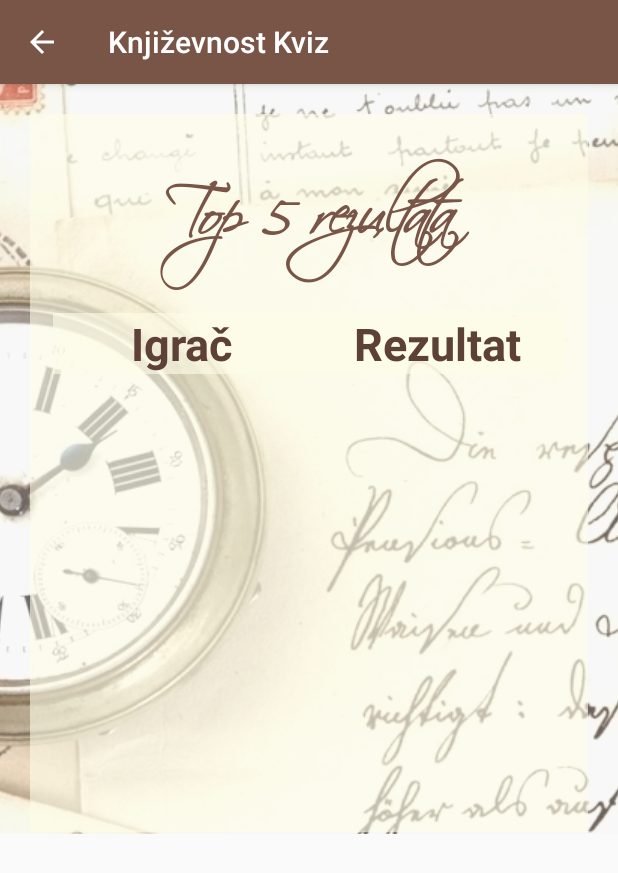
After one commit to AndreaLakoseljac/Quiz, an Android app: the ResultsActivity screen opened directly, with no data from a screen before it, on a phone screen of 412 x 824 dp. The commit adds this screen. Shown: the top 873 px of the screen. Run offline under Robolectric (Android 15) with nearby library versions, the phone set to English and light mode, and no system bars.

Commit message:
results uradjen

```diff
--- a/app/src/main/AndroidManifest.xml
+++ b/app/src/main/AndroidManifest.xml
@@ -19,6 +19,9 @@
         <activity
             android:name=".CreditsActivity"
             android:parentActivityName=".MainActivity"></activity>
+        <activity
+            android:name=".ResultsActivity"
+            android:parentActivityName=".MainActivity"></activity>
         <meta-data
             android:name="preloaded_fonts"
             android:resource="@array/preloaded_fonts" />
--- a/app/src/main/java/com/example/android/quiz/CreditsActivity.java
+++ b/app/src/main/java/com/example/android/quiz/CreditsActivity.java
@@ -12,6 +12,7 @@ public class CreditsActivity extends AppCompatActivity {
     @Override
     protected void onCreate(Bundle savedInstanceState) {
         super.onCreate(savedInstanceState);
+
         setContentView(R.layout.credits_layout);
 
         TextView collegeTextView = (TextView) findViewById(R.id.credits_college_id);
--- a/app/src/main/java/com/example/android/quiz/MainActivity.java
+++ b/app/src/main/java/com/example/android/quiz/MainActivity.java
@@ -67,12 +67,29 @@ public class MainActivity extends AppCompatActivity {
         }
         setContentView(R.layout.activity_main);
 
+        Button resultsButton = (Button) findViewById(R.id.results_button_id);
+        resultsButton.setOnClickListener(new View.OnClickListener() {
+            @Override
+            public void onClick(View view) {
+                Intent resultsIntent = new Intent(MainActivity.this, ResultsActivity.class);
+                startActivity(resultsIntent);
+            }
+        });
+
         Button creditsButton = (Button) findViewById(R.id.credits_button_id);
         creditsButton.setOnClickListener(new View.OnClickListener() {
             @Override
             public void onClick(View view) {
                 Intent creditsIntent = new Intent(MainActivity.this, CreditsActivity.class);
                 startActivity(creditsIntent);
+            }
+        });
+
+        Button exitButton = (Button) findViewById(R.id.exit_button_id);
+        exitButton.setOnClickListener(new View.OnClickListener() {
+            @Override
+            public void onClick(View view) {
+                System.exit(0);
             }
         });
 
@@ -248,44 +265,4 @@ public class MainActivity extends AppCompatActivity {
         currentQuestion = 0;
         score = 0;
     }
-
-    // methods for MAIN layout
-    public void showCredits(View view) {
-        setContentView(R.layout.credits_layout);
-    }
-
-    public void exitFromApp(View view) {
-        System.exit(0);
-    }
-
-    // methods for CREDITS option
-    public void goToMain(View view) {
-        setContentView(R.layout.activity_main);
-    }
-
-    public void sendEmail(View view) {
-        Intent intent = new Intent(Intent.ACTION_SENDTO);
-        intent.setType(getString(R.string.intent_type_email));
-        intent.setData(Uri.parse(getString(R.string.email_address)));
-        intent.addFlags(Intent.FLAG_ACTIVITY_NEW_TASK);
-        startActivity(intent);
-    }
-
-    public void openWebPage1(View view) {
-        Intent intent = new Intent(Intent.ACTION_VIEW);
-        intent.setData(Uri.parse(getString(R.string.college_web_page)));
-        startActivity(intent);
-    }
-
-    public void openWebPage2(View view) {
-        Intent intent = new Intent(Intent.ACTION_VIEW);
-        intent.setData(Uri.parse(getString(R.string.university_web_page)));
-        startActivity(intent);
-    }
-
-    public void openWebPage3(View view) {
-        Intent intent = new Intent(Intent.ACTION_VIEW);
-        intent.setData(Uri.parse(getString(R.string.mentor_web_page)));
-        startActivity(intent);
-    }
 }
--- /dev/null
+++ b/app/src/main/java/com/example/android/quiz/ResultsActivity.java
@@ -0,0 +1,14 @@
+package com.example.android.quiz;
+
+import android.os.Bundle;
+import android.support.v7.app.AppCompatActivity;
+
+public class ResultsActivity extends AppCompatActivity {
+
+    @Override
+    protected void onCreate(Bundle savedInstanceState) {
+        super.onCreate(savedInstanceState);
+
+        setContentView(R.layout.results_layout);
+    }
+}
--- a/app/src/main/res/layout/activity_main.xml
+++ b/app/src/main/res/layout/activity_main.xml
@@ -63,7 +63,6 @@
                 <Button
                     android:id="@+id/results_button_id"
                     style="@style/ButtonStyle"
-                    android:onClick="showResults"
                     android:text="@string/results_button"
                     android:textSize="@dimen/headline_button_text_size" />
 
@@ -74,8 +73,8 @@
                     android:textSize="@dimen/headline_button_text_size" />
 
                 <Button
+                    android:id="@+id/exit_button_id"
                     style="@style/ButtonStyle"
-                    android:onClick="exitFromApp"
                     android:text="@string/exit_button"
                     android:textSize="@dimen/headline_button_text_size" />
             </LinearLayout>
--- /dev/null
+++ b/app/src/main/res/layout/results_layout.xml
@@ -0,0 +1,194 @@
+<?xml version="1.0" encoding="utf-8"?>
+<ScrollView xmlns:android="http://schemas.android.com/apk/res/android"
+    xmlns:tool="http://schemas.android.com/tools"
+    android:layout_width="wrap_content"
+    android:layout_height="wrap_content">
+
+    <RelativeLayout
+        android:layout_width="match_parent"
+        android:layout_height="match_parent">
+
+        <ImageView
+            style="@style/BackgroundImage"
+            android:src="@drawable/main1" />
+
+        <LinearLayout
+            style="@style/LinearLayoutVertical"
+            android:layout_margin="@dimen/results_margin"
+            android:background="@color/background_color">
+
+            <TextView
+                android:layout_width="match_parent"
+                android:layout_height="match_parent"
+                android:fontFamily="@font/handwriting"
+                android:gravity="center"
+                android:text="@string/results_headline"
+                android:textColor="@color/colorPrimary"
+                android:textSize="@dimen/results_headline_size"
+                android:textStyle="bold" />
+
+            <LinearLayout
+                android:layout_width="match_parent"
+                android:layout_height="wrap_content"
+                android:layout_margin="@dimen/credits_margin"
+                android:background="@color/background_color"
+                android:orientation="horizontal">
+
+                <TextView
+                    android:layout_width="0dp"
+                    android:layout_height="wrap_content"
+                    android:layout_weight="1"
+                    android:gravity="center"
+                    android:text="Igrač"
+                    android:textColor="@color/colorPrimaryDark"
+                    android:textSize="@dimen/results_column_name_text_size"
+                    android:textStyle="bold" />
+
+                <TextView
+                    android:layout_width="0dp"
+                    android:layout_height="wrap_content"
+                    android:layout_weight="1"
+                    android:gravity="center"
+                    android:text="Rezultat"
+                    android:textColor="@color/colorPrimaryDark"
+                    android:textSize="@dimen/results_column_name_text_size"
+                    android:textStyle="bold" />
+            </LinearLayout>
+
+            <LinearLayout
+                android:layout_width="match_parent"
+                android:layout_height="wrap_content"
+                android:layout_margin="@dimen/credits_margin"
+                android:orientation="horizontal">
+
+                <TextView
+                    android:layout_width="0dp"
+                    android:layout_height="wrap_content"
+                    android:layout_weight="1"
+                    android:gravity="center"
+                    android:textColor="@color/colorPrimaryDark"
+                    android:textSize="@dimen/results_text_size"
+                    android:textStyle="bold"
+                    tool:text="Ime" />
+
+                <TextView
+                    android:layout_width="0dp"
+                    android:layout_height="wrap_content"
+                    android:layout_weight="1"
+                    android:gravity="center"
+                    android:textColor="@color/colorPrimaryDark"
+                    android:textSize="@dimen/results_text_size"
+                    android:textStyle="bold"
+                    tool:text="Rezultat" />
+            </LinearLayout>
+
+            <LinearLayout
+                android:layout_width="match_parent"
+                android:layout_height="wrap_content"
+                android:layout_margin="@dimen/credits_margin"
+                android:orientation="horizontal">
+
+                <TextView
+                    android:layout_width="0dp"
+                    android:layout_height="wrap_content"
+                    android:layout_weight="1"
+                    android:gravity="center"
+                    android:textColor="@color/colorPrimaryDark"
+                    android:textSize="@dimen/results_text_size"
+                    android:textStyle="bold"
+                    tool:text="Ime" />
+
+                <TextView
+                    android:layout_width="0dp"
+                    android:layout_height="wrap_content"
+                    android:layout_weight="1"
+                    android:gravity="center"
+                    android:textColor="@color/colorPrimaryDark"
+                    android:textSize="@dimen/results_text_size"
+                    android:textStyle="bold"
+                    tool:text="Rezultat" />
+            </LinearLayout>
+
+            <LinearLayout
+                android:layout_width="match_parent"
+                android:layout_height="wrap_content"
+                android:layout_margin="@dimen/credits_margin"
+                android:orientation="horizontal">
+
+                <TextView
+                    android:layout_width="0dp"
+                    android:layout_height="wrap_content"
+                    android:layout_weight="1"
+                    android:gravity="center"
+                    android:textColor="@color/colorPrimaryDark"
+                    android:textSize="@dimen/results_text_size"
+                    android:textStyle="bold"
+                    tool:text="Ime" />
+
+                <TextView
+                    android:layout_width="0dp"
+                    android:layout_height="wrap_content"
+                    android:layout_weight="1"
+                    android:gravity="center"
+                    android:textColor="@color/colorPrimaryDark"
+                    android:textSize="@dimen/results_text_size"
+                    android:textStyle="bold"
+                    tool:text="Rezultat" />
+            </LinearLayout>
+
+            <LinearLayout
+                android:layout_width="match_parent"
+                android:layout_height="wrap_content"
+                android:layout_margin="@dimen/credits_margin"
+                android:orientation="horizontal">
+
+                <TextView
+                    android:layout_width="0dp"
+                    android:layout_height="wrap_content"
+                    android:layout_weight="1"
+                    android:gravity="center"
+                    android:textColor="@color/colorPrimaryDark"
+                    android:textSize="@dimen/results_text_size"
+                    android:textStyle="bold"
+                    tool:text="Ime" />
+
+                <TextView
+                    android:layout_width="0dp"
+                    android:layout_height="wrap_content"
+                    android:layout_weight="1"
+                    android:gravity="center"
+                    android:textColor="@color/colorPrimaryDark"
+                    android:textSize="@dimen/results_text_size"
+                    android:textStyle="bold"
+                    tool:text="Rezultat" />
+            </LinearLayout>
+
+            <LinearLayout
+                android:layout_width="match_parent"
+                android:layout_height="wrap_content"
+                android:layout_margin="@dimen/credits_margin"
+                android:orientation="horizontal">
+
+                <TextView
+                    android:layout_width="0dp"
+                    android:layout_height="wrap_content"
+                    android:layout_weight="1"
+                    android:gravity="center"
+                    android:textColor="@color/colorPrimaryDark"
+                    android:textSize="@dimen/results_text_size"
+                    android:textStyle="bold"
+                    tool:text="Ime" />
+
+                <TextView
+                    android:layout_width="0dp"
+                    android:layout_height="wrap_content"
+                    android:layout_weight="1"
+                    android:gravity="center"
+                    android:textColor="@color/colorPrimaryDark"
+                    android:textSize="@dimen/results_text_size"
+                    android:textStyle="bold"
+                    tool:text="Rezultat" />
+            </LinearLayout>
+        </LinearLayout>
+    </RelativeLayout>
+</ScrollView>
--- a/app/src/main/res/values/dimens.xml
+++ b/app/src/main/res/values/dimens.xml
@@ -14,6 +14,11 @@
     <dimen name="credits_name_text_size">25sp</dimen>
     <dimen name="credits_margin">15dp</dimen>
     <dimen name="credits_padding">15dp</dimen>
+
+    <dimen name="results_headline_size">40sp</dimen>
+    <dimen name="results_column_name_text_size">30sp</dimen>
+    <dimen name="results_text_size">20sp</dimen>
+    <dimen name="results_margin">20dp</dimen>
 
     <dimen name="button_text_size">25dp</dimen>
     <dimen name="button_margin_bottom">20dp</dimen>
--- a/app/src/main/res/values/strings.xml
+++ b/app/src/main/res/values/strings.xml
@@ -18,6 +18,8 @@
     <string name="mentor_web_page">http://portal.uniri.hr/Portfelj/1506</string>
     <string name="credits">Izradila: univ. bacc. inf. Andrea Lakošeljac</string>
     <string name="email_address">mailto:andrea.lakoseljac1@gamil.com</string>
+
+    <string name="results_headline">Top 5 rezultata</string>
 
     <string name="score_textview">Score:</string>
     <string name="submit_answer">Submit</string>
```
